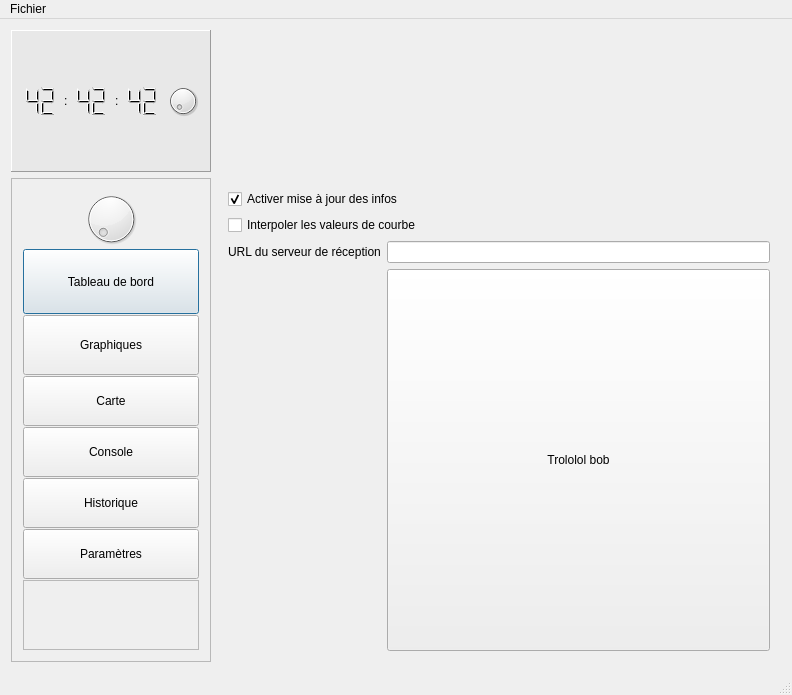
The window that FenPrincipale.ui (mjc-ermont/Cookie-Logger) describes before a commit, drawn with Qt 5.
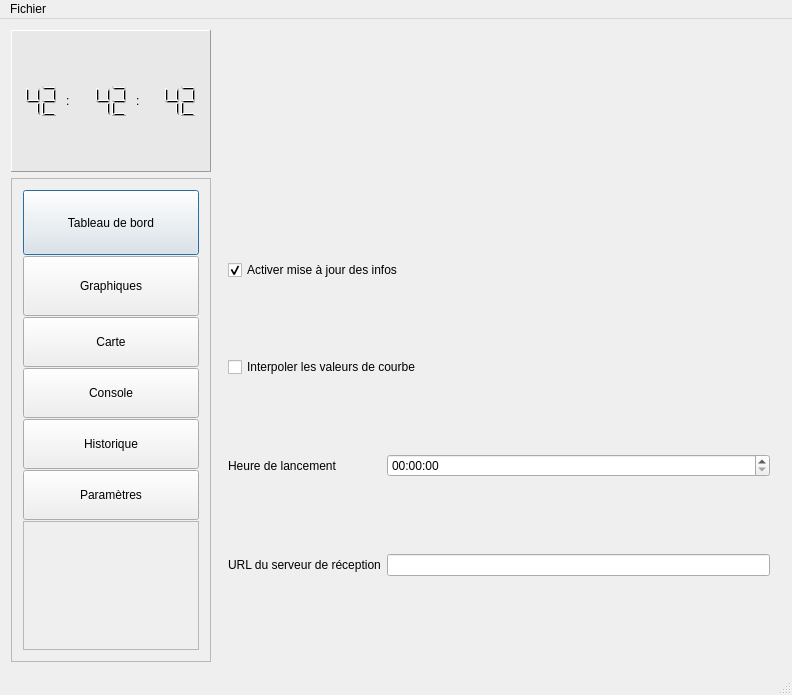
The same window after the commit. The open tabs and pages were chosen to show the change.

Commit message: Reparation du bug graphique + choix de l'heure du lancement

Patch:
```diff
--- a/FenPrincipale.ui
+++ b/FenPrincipale.ui
@@ -17,8 +17,8 @@
    <bool>false</bool>
   </property>
   <widget class="QWidget" name="widgetCentral">
-   <layout class="QVBoxLayout" name="verticalLayout_5">
-    <item>
+   <layout class="QGridLayout" name="gridLayout_4">
+    <item row="0" column="0">
      <layout class="QGridLayout" name="gridLayout_2" rowstretch="1,0" columnstretch="1,0,0">
       <item row="0" column="0">
        <widget class="QFrame" name="frame_2">
@@ -65,9 +65,6 @@
            <property name="smallDecimalPoint">
             <bool>false</bool>
            </property>
-           <property name="numDigits">
-            <number>2</number>
-           </property>
            <property name="digitCount">
             <number>2</number>
            </property>
@@ -97,7 +94,7 @@
            <property name="lineWidth">
             <number>1</number>
            </property>
-           <property name="numDigits">
+           <property name="digitCount">
             <number>2</number>
            </property>
            <property name="intValue" stdset="0">
@@ -117,7 +114,7 @@
            <property name="frameShape">
             <enum>QFrame::NoFrame</enum>
            </property>
-           <property name="numDigits">
+           <property name="digitCount">
             <number>2</number>
            </property>
            <property name="intValue" stdset="0">
@@ -125,9 +122,6 @@
            </property>
           </widget>
          </item>
-         <item>
-          <widget class="QDial" name="dial_2"/>
-         </item>
         </layout>
        </widget>
       </item>
@@ -160,13 +154,10 @@
         <property name="frameShadow">
          <enum>QFrame::Raised</enum>
         </property>
-        <layout class="QVBoxLayout" name="verticalLayout" stretch="0,1,0,0,1,1,0,15">
+        <layout class="QVBoxLayout" name="verticalLayout" stretch="1,0,0,1,1,0,15">
          <property name="spacing">
           <number>1</number>
          </property>
-         <item>
-          <widget class="QDial" name="dial"/>
-         </item>
          <item>
           <widget class="QPushButton" name="b_tb">
            <property name="sizePolicy">
@@ -365,38 +356,25 @@
          </layout>
         </widget>
         <widget class="QWidget" name="p_params">
-         <layout class="QGridLayout" name="gridLayout" rowstretch="1,2,0,0">
-          <item row="3" column="1">
-           <widget class="QPushButton" name="pushButton">
-            <property name="sizePolicy">
-             <sizepolicy hsizetype="Preferred" vsizetype="Preferred">
-              <horstretch>0</horstretch>
-              <verstretch>0</verstretch>
-             </sizepolicy>
-            </property>
-            <property name="text">
-             <string>Trololol bob</string>
-            </property>
-           </widget>
-          </item>
-          <item row="2" column="1">
+         <layout class="QGridLayout" name="gridLayout" rowstretch="1,0,0,0">
+          <item row="3" column="2">
            <widget class="QLineEdit" name="dataServerLineEdit"/>
           </item>
-          <item row="2" column="0">
+          <item row="3" column="1">
            <widget class="QLabel" name="label_3">
             <property name="text">
              <string>URL du serveur de réception</string>
             </property>
            </widget>
           </item>
-          <item row="1" column="0" colspan="2">
+          <item row="1" column="1" colspan="2">
            <widget class="QCheckBox" name="interpol_curve">
             <property name="text">
              <string>Interpoler les valeurs de courbe</string>
             </property>
            </widget>
           </item>
-          <item row="0" column="0" colspan="2">
+          <item row="0" column="1" colspan="2">
            <widget class="QCheckBox" name="get_infos">
             <property name="text">
              <string>Activer mise à jour des infos</string>
@@ -406,6 +384,20 @@
             </property>
            </widget>
           </item>
+          <item row="2" column="2">
+           <widget class="QTimeEdit" name="heureLancement">
+            <property name="displayFormat">
+             <string>HH:mm:ss</string>
+            </property>
+           </widget>
+          </item>
+          <item row="2" column="1">
+           <widget class="QLabel" name="label_4">
+            <property name="text">
+             <string>Heure de lancement</string>
+            </property>
+           </widget>
+          </item>
          </layout>
         </widget>
         <widget class="QWidget" name="p_graphics">
```
Left out of the diff: 44 changed lines with no effect on the pictures. The commit also changes 13 other files.
